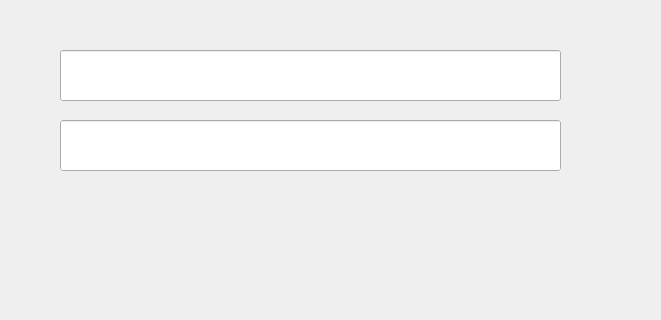
This is ui/views/BasicModule/BasicModule.ui in dammmueller-calculator/calculator as Qt 5 draws it before an edit; both pictures show x 0 to 661 and y 0 to 320 of the 812 by 625 pixel window. The edited form follows.
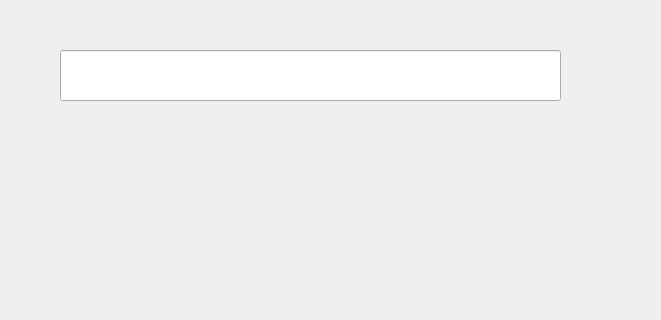
This is the edited form.

Diff of the .ui file:
```diff
--- a/ui/views/BasicModule/BasicModule.ui
+++ b/ui/views/BasicModule/BasicModule.ui
@@ -33,17 +33,17 @@
     </rect>
    </property>
   </widget>
-  <widget class="QLineEdit" name="errorLine">
+  <widget class="QLabel" name="errorLine">
    <property name="geometry">
     <rect>
      <x>60</x>
      <y>120</y>
      <width>501</width>
-     <height>51</height>
+     <height>41</height>
     </rect>
    </property>
-   <property name="autoFillBackground">
-    <bool>true</bool>
+   <property name="text">
+    <string/>
    </property>
   </widget>
  </widget>
```
